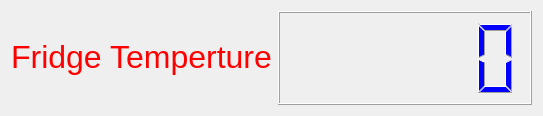
This is dialog.ui in markh2016/TempReaderQT as Qt 5 draws it before an edit. The edited form follows.
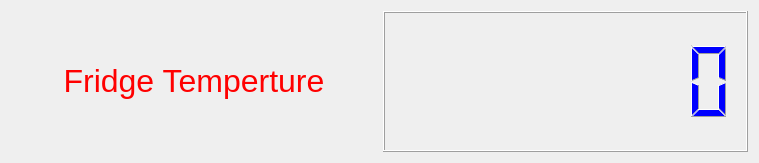
This is the edited form.

Patch:
```diff
--- a/dialog.ui
+++ b/dialog.ui
@@ -6,8 +6,8 @@
    <rect>
     <x>0</x>
     <y>0</y>
-    <width>543</width>
-    <height>116</height>
+    <width>759</width>
+    <height>163</height>
    </rect>
   </property>
   <property name="windowTitle">
@@ -30,7 +30,7 @@
       <bool>true</bool>
      </property>
      <property name="digitCount">
-      <number>5</number>
+      <number>7</number>
      </property>
     </widget>
    </item>
```
